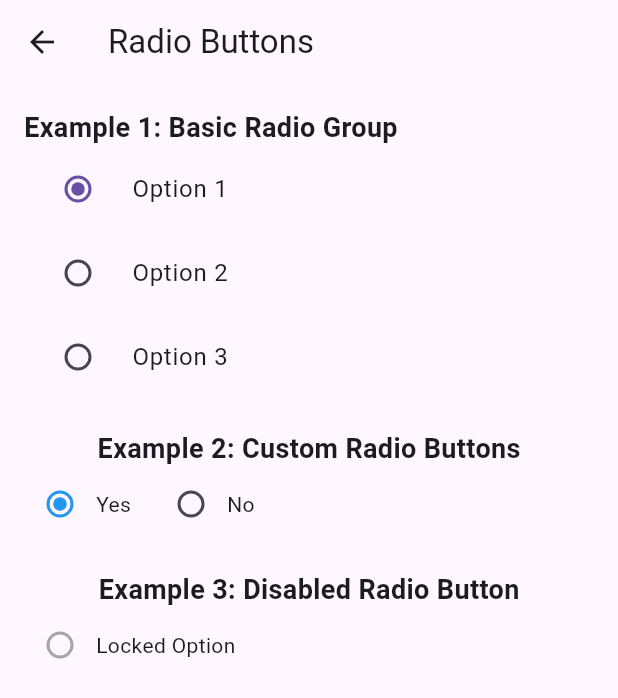
After one commit to joshnwosu/flutter-examples, a Flutter app: the RadioButtonsPage screen opened by its route, on a phone screen of 412 x 824 dp. The commit adds this screen. Shown: the top 698 px of the screen. Run offline on Flutter 3.47's test engine with Material 3 defaults, Android fonts, the phone set to English and light mode, and no system bars.

Commit message:
some updates

```diff
--- a/lib/main.dart
+++ b/lib/main.dart
@@ -6,6 +6,8 @@ import 'pages/buttons_page.dart';
 import 'pages/cards_grid_page.dart';
 import 'pages/dynamic_cards_grid_page.dart';
 import 'pages/sliders_page.dart';
+import 'pages/checkboxes_page.dart';
+import 'pages/radio_buttons_page.dart';
 
 void main() {
   runApp(const MainApp());
@@ -27,6 +29,8 @@ class MainApp extends StatelessWidget {
         '/dynamic_cards_grid': (context) => const DynamicCardsGridPage(),
         '/text_fields': (context) => const TextFieldsPage(),
         '/sliders': (context) => const SlidersPage(),
+        '/checkboxes': (context) => const CheckboxesPage(),
+        '/radio_buttons': (context) => const RadioButtonsPage(),
       },
     );
   }
--- a/lib/pages/home_page.dart
+++ b/lib/pages/home_page.dart
@@ -10,6 +10,8 @@ class HomePage extends StatelessWidget {
     {'title': "Dynamic Cards Grid", 'route': "/dynamic_cards_grid"},
     {'title': "Text Fields", 'route': "/text_fields"},
     {'title': "Sliders", 'route': "/sliders"},
+    {'title': "Checkboxes", 'route': "/checkboxes"},
+    {'title': "Radio Buttons", 'route': "/radio_buttons"},
   ];
 
   @override
--- /dev/null
+++ b/lib/pages/radio_buttons_page.dart
@@ -0,0 +1,113 @@
+import 'package:flutter/material.dart';
+
+class RadioButtonsPage extends StatefulWidget {
+  const RadioButtonsPage({super.key});
+
+  @override
+  State<StatefulWidget> createState() => _RadioButtonsPage();
+}
+
+class _RadioButtonsPage extends State<RadioButtonsPage> {
+  String? _group1Value = 'Option 1';
+  String? _group2Value = 'Yes';
+
+  @override
+  Widget build(BuildContext context) {
+    return Scaffold(
+      appBar: AppBar(title: const Text('Radio Buttons')),
+      body: Padding(
+        padding: const EdgeInsets.all(16),
+        child: Column(
+          crossAxisAlignment: CrossAxisAlignment.start,
+          children: [
+            const Text(
+              'Example 1: Basic Radio Group',
+              style: TextStyle(fontSize: 18, fontWeight: FontWeight.bold),
+            ),
+            Column(
+              children: [
+                RadioListTile<String>(
+                  title: const Text('Option 1'),
+                  value: 'Option 1',
+                  groupValue: _group1Value,
+                  onChanged: (String? value) {
+                    setState(() {
+                      _group1Value = value;
+                    });
+                  },
+                ),
+                RadioListTile<String>(
+                  title: const Text('Option 2'),
+                  value: 'Option 2',
+                  groupValue: _group1Value,
+                  onChanged: (String? value) {
+                    setState(() {
+                      _group1Value = value;
+                    });
+                  },
+                ),
+                RadioListTile<String>(
+                  title: const Text('Option 3'),
+                  value: 'Option 3',
+                  groupValue: _group1Value,
+                  onChanged: (String? value) {
+                    setState(() {
+                      _group1Value = value;
+                    });
+                  },
+                ),
+                const SizedBox(height: 20),
+                const Text(
+                  'Example 2: Custom Radio Buttons',
+                  style: TextStyle(fontSize: 18, fontWeight: FontWeight.bold),
+                ),
+                Row(
+                  children: [
+                    Radio<String>(
+                      value: 'Yes',
+                      groupValue: _group2Value,
+                      onChanged: (String? value) {
+                        setState(() {
+                          _group2Value = value;
+                        });
+                      },
+                      activeColor: Colors.blue,
+                    ),
+                    const Text('Yes'),
+                    const SizedBox(width: 16),
+                    Radio<String>(
+                      value: 'No',
+                      groupValue: _group2Value,
+                      onChanged: (String? value) {
+                        setState(() {
+                          _group2Value = value;
+                        });
+                      },
+                      activeColor: Colors.blue,
+                    ),
+                    const Text('No'),
+                  ],
+                ),
+                const SizedBox(height: 20),
+                const Text(
+                  'Example 3: Disabled Radio Button',
+                  style: TextStyle(fontSize: 18, fontWeight: FontWeight.bold),
+                ),
+                Row(
+                  children: [
+                    Radio<String>(
+                      value: 'Locked',
+                      groupValue: _group1Value, // Tied to group1 for demo
+                      onChanged: null, // Null disables it
+                    ),
+                    const Text('Locked Option'),
+                  ],
+                ),
+              ],
+            ),
+          ],
+        ),
+      ),
+    );
+  }
+}
```
Also changed, not shown: lib/pages/checkboxes_page.dart (added, +80 -0 lines).
